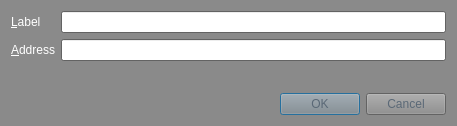
Qt form src/qt/forms/editaddressdialog.ui (Sterlingcoin/Sterlingcoin-1.6.2.0-Release) before a commit.
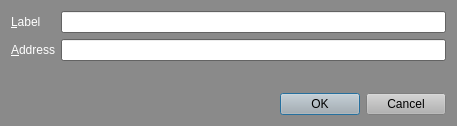
The same form after that commit.

What changed in the file:
```diff
--- a/src/qt/forms/editaddressdialog.ui
+++ b/src/qt/forms/editaddressdialog.ui
@@ -609,34 +609,142 @@
      <property name="palette">
       <palette>
        <active>
+        <colorrole role="Button">
+         <brush brushstyle="SolidPattern">
+          <color alpha="255">
+           <red>178</red>
+           <green>178</green>
+           <blue>178</blue>
+          </color>
+         </brush>
+        </colorrole>
         <colorrole role="ButtonText">
          <brush brushstyle="SolidPattern">
           <color alpha="255">
-           <red>90</red>
-           <green>104</green>
-           <blue>118</blue>
+           <red>255</red>
+           <green>255</green>
+           <blue>255</blue>
+          </color>
+         </brush>
+        </colorrole>
+        <colorrole role="Base">
+         <brush brushstyle="SolidPattern">
+          <color alpha="255">
+           <red>178</red>
+           <green>178</green>
+           <blue>178</blue>
+          </color>
+         </brush>
+        </colorrole>
+        <colorrole role="Window">
+         <brush brushstyle="SolidPattern">
+          <color alpha="255">
+           <red>178</red>
+           <green>178</green>
+           <blue>178</blue>
+          </color>
+         </brush>
+        </colorrole>
+        <colorrole role="Highlight">
+         <brush brushstyle="SolidPattern">
+          <color alpha="255">
+           <red>240</red>
+           <green>119</green>
+           <blue>70</blue>
           </color>
          </brush>
         </colorrole>
        </active>
        <inactive>
+        <colorrole role="Button">
+         <brush brushstyle="SolidPattern">
+          <color alpha="255">
+           <red>178</red>
+           <green>178</green>
+           <blue>178</blue>
+          </color>
+         </brush>
+        </colorrole>
         <colorrole role="ButtonText">
          <brush brushstyle="SolidPattern">
           <color alpha="255">
-           <red>90</red>
-           <green>104</green>
-           <blue>118</blue>
+           <red>255</red>
+           <green>255</green>
+           <blue>255</blue>
+          </color>
+         </brush>
+        </colorrole>
+        <colorrole role="Base">
+         <brush brushstyle="SolidPattern">
+          <color alpha="255">
+           <red>178</red>
+           <green>178</green>
+           <blue>178</blue>
+          </color>
+         </brush>
+        </colorrole>
+        <colorrole role="Window">
+         <brush brushstyle="SolidPattern">
+          <color alpha="255">
+           <red>178</red>
+           <green>178</green>
+           <blue>178</blue>
+          </color>
+         </brush>
+        </colorrole>
+        <colorrole role="Highlight">
+         <brush brushstyle="SolidPattern">
+          <color alpha="255">
+           <red>178</red>
+           <green>178</green>
+           <blue>178</blue>
           </color>
          </brush>
         </colorrole>
        </inactive>
        <disabled>
+        <colorrole role="Button">
+         <brush brushstyle="SolidPattern">
+          <color alpha="255">
+           <red>178</red>
+           <green>178</green>
+           <blue>178</blue>
+          </color>
+         </brush>
+        </colorrole>
         <colorrole role="ButtonText">
          <brush brushstyle="SolidPattern">
           <color alpha="255">
-           <red>69</red>
-           <green>69</green>
-           <blue>69</blue>
+           <red>138</red>
+           <green>138</green>
+           <blue>138</blue>
+          </color>
+         </brush>
+        </colorrole>
+        <colorrole role="Base">
+         <brush brushstyle="SolidPattern">
+          <color alpha="255">
+           <red>178</red>
+           <green>178</green>
+           <blue>178</blue>
+          </color>
+         </brush>
+        </colorrole>
+        <colorrole role="Window">
+         <brush brushstyle="SolidPattern">
+          <color alpha="255">
+           <red>178</red>
+           <green>178</green>
+           <blue>178</blue>
+          </color>
+         </brush>
+        </colorrole>
+        <colorrole role="Highlight">
+         <brush brushstyle="SolidPattern">
+          <color alpha="255">
+           <red>178</red>
+           <green>178</green>
+           <blue>178</blue>
           </color>
          </brush>
         </colorrole>
@@ -644,7 +752,10 @@
       </palette>
      </property>
      <property name="autoFillBackground">
-      <bool>true</bool>
+      <bool>false</bool>
+     </property>
+     <property name="styleSheet">
+      <string notr="true">background-color: rgb(178, 178, 178);</string>
      </property>
      <property name="orientation">
       <enum>Qt::Horizontal</enum>
```
